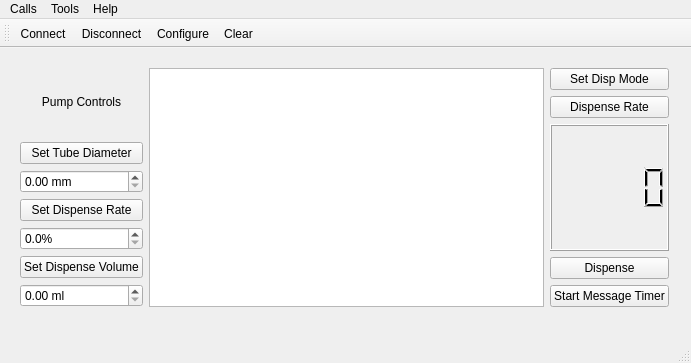
First picture: the form in mainwindow.ui, repository DonMunn/PumpComm, before the edit.
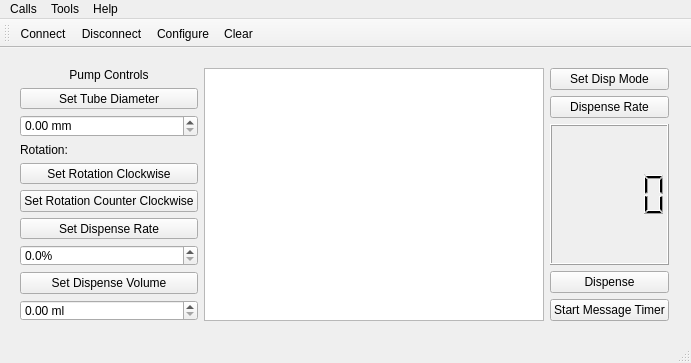
Second picture: the form after the edit. Icons and pictures are not drawn.

```diff
--- a/mainwindow.ui
+++ b/mainwindow.ui
@@ -20,7 +20,7 @@
       <x>9</x>
       <y>9</y>
       <width>671</width>
-      <height>261</height>
+      <height>275</height>
      </rect>
     </property>
     <layout class="QHBoxLayout" name="horizontalLayout">
@@ -50,6 +50,27 @@
          </property>
         </widget>
        </item>
+       <item>
+        <widget class="QLabel" name="labelRotation">
+         <property name="text">
+          <string>Rotation: </string>
+         </property>
+        </widget>
+       </item>
+       <item>
+        <widget class="QPushButton" name="pushButtonSetRotationClockwise">
+         <property name="text">
+          <string>Set Rotation Clockwise</string>
+         </property>
+        </widget>
+       </item>
+       <item>
+        <widget class="QPushButton" name="pushButtonSetRotationCounterClockwise">
+         <property name="text">
+          <string>Set Rotation Counter Clockwise</string>
+         </property>
+        </widget>
+       </item>
        <item>
         <widget class="QPushButton" name="pushButtonSetDispRate">
          <property name="text">
```
